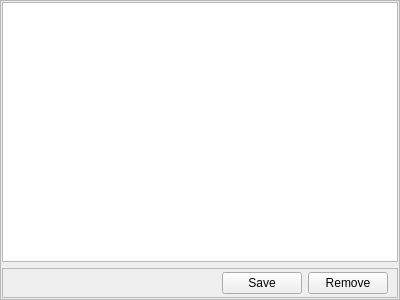
This is src/blackgui/components/settingsnetworkserverscomponent.ui in swift-project/pilotclient as Qt 5 draws it before an edit. The edited form follows.
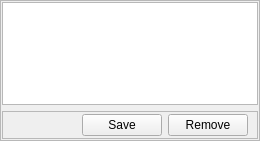
This is the edited form. Custom widgets are drawn as their Qt base class.

Patch:
```diff
--- a/src/blackgui/components/settingsnetworkserverscomponent.ui
+++ b/src/blackgui/components/settingsnetworkserverscomponent.ui
@@ -6,8 +6,8 @@
    <rect>
     <x>0</x>
     <y>0</y>
-    <width>400</width>
-    <height>300</height>
+    <width>260</width>
+    <height>141</height>
    </rect>
   </property>
   <property name="windowTitle">
@@ -38,7 +38,7 @@
    <item>
     <widget class="BlackGui::Views::CServerView" name="tvp_SettingsTnServers">
      <property name="sizePolicy">
-      <sizepolicy hsizetype="Preferred" vsizetype="Preferred">
+      <sizepolicy hsizetype="Preferred" vsizetype="Maximum">
        <horstretch>0</horstretch>
        <verstretch>0</verstretch>
       </sizepolicy>
@@ -82,7 +82,7 @@
    <item>
     <widget class="QFrame" name="fr_SettingsTnServersButtons">
      <property name="sizePolicy">
-      <sizepolicy hsizetype="Preferred" vsizetype="Maximum">
+      <sizepolicy hsizetype="Preferred" vsizetype="Fixed">
        <horstretch>0</horstretch>
        <verstretch>0</verstretch>
       </sizepolicy>
@@ -95,10 +95,10 @@
      </property>
      <layout class="QHBoxLayout" name="hl_SettingsBottomBar">
       <property name="topMargin">
-       <number>3</number>
+       <number>2</number>
       </property>
       <property name="bottomMargin">
-       <number>3</number>
+       <number>2</number>
       </property>
       <item>
        <spacer name="hs_SettingsTnServersSpacer">
```
